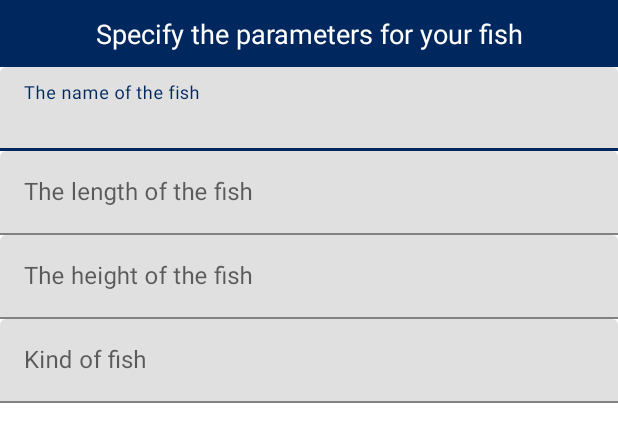
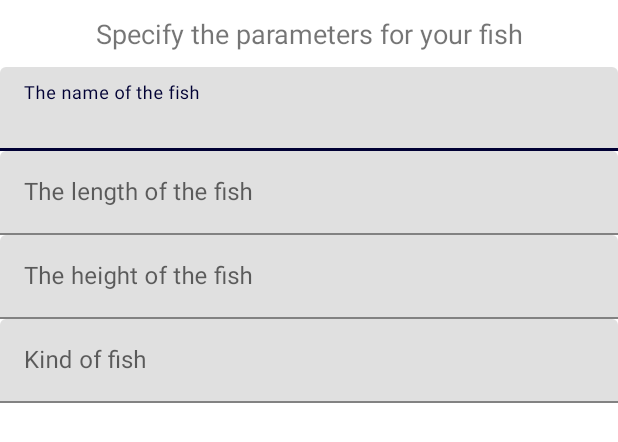
Before and after one commit to VolodyaRybakov/Test_app, an Android app: the layout add_fish_dialog.xml on its own in the app's theme, with its tools: preview values and no code run, on a phone screen of 412 x 824 dp. Shown: the top 442 px of the screen. Run offline under Robolectric (Android 15) with nearby library versions, the phone set to English and light mode, and no system bars.

Commit message:
change layouts

```diff
--- a/testapplication/src/main/res/layout/add_fish_dialog.xml
+++ b/testapplication/src/main/res/layout/add_fish_dialog.xml
@@ -1,8 +1,6 @@
 <?xml version="1.0" encoding="utf-8"?>
-<androidx.constraintlayout.widget.ConstraintLayout
-    xmlns:android="http://schemas.android.com/apk/res/android"
+<androidx.constraintlayout.widget.ConstraintLayout xmlns:android="http://schemas.android.com/apk/res/android"
     xmlns:app="http://schemas.android.com/apk/res-auto"
-    xmlns:tools="http://schemas.android.com/tools"
     android:layout_width="match_parent"
     android:layout_height="wrap_content">
 
@@ -13,8 +11,6 @@
         android:layout_height="wrap_content"
         android:gravity="center_horizontal"
         android:text="@string/input_fish_params"
-        android:background="@color/primaryColor"
-        android:textColor="@color/primaryTextColor"
         android:textSize="18sp"
         android:padding="10dp"
         app:layout_constraintEnd_toEndOf="parent"
@@ -30,7 +26,7 @@
         app:layout_constraintStart_toStartOf="parent"
         app:layout_constraintTop_toBottomOf="@+id/dialog_header">
 
-        <EditText
+        <com.google.android.material.textfield.TextInputEditText
             android:id="@+id/etFishName"
             android:layout_width="match_parent"
             android:layout_height="wrap_content"
@@ -46,7 +42,7 @@
         app:layout_constraintStart_toStartOf="parent"
         app:layout_constraintTop_toBottomOf="@+id/tilFishName">
 
-        <EditText
+        <com.google.android.material.textfield.TextInputEditText
             android:id="@+id/etFishLength"
             android:layout_width="match_parent"
             android:layout_height="wrap_content"
@@ -63,7 +59,7 @@
         app:layout_constraintStart_toStartOf="parent"
         app:layout_constraintTop_toBottomOf="@+id/tilFishLength">
 
-        <EditText
+        <com.google.android.material.textfield.TextInputEditText
             android:id="@+id/etFishHeigth"
             android:layout_width="match_parent"
             android:layout_height="wrap_content"
@@ -80,7 +76,7 @@
         app:layout_constraintStart_toStartOf="parent"
         app:layout_constraintTop_toBottomOf="@+id/tilFishHeigth">
 
-        <AutoCompleteTextView
+        <com.google.android.material.textfield.MaterialAutoCompleteTextView
             style="@style/Widget.MaterialComponents.AutoCompleteTextView.FilledBox"
             android:id="@+id/etFishKind"
             android:layout_width="match_parent"
--- a/testapplication/src/main/res/layout/fish_list_fragment.xml
+++ b/testapplication/src/main/res/layout/fish_list_fragment.xml
@@ -18,8 +18,9 @@
         android:layout_height="wrap_content"
         android:layout_marginEnd="8dp"
         android:layout_marginBottom="8dp"
-        android:backgroundTint="@color/primaryColor"
+        android:backgroundTint="@color/accent"
         android:clickable="true"
+        app:borderWidth="0dp"
         android:src="@android:drawable/ic_input_add"
         app:layout_constraintBottom_toBottomOf="parent"
         android:focusable="true"
--- a/testapplication/src/main/res/values/colors.xml
+++ b/testapplication/src/main/res/values/colors.xml
@@ -1,7 +1,7 @@
 <?xml version="1.0" encoding="utf-8"?>
-<resources>
+<resources xmlns:tools="http://schemas.android.com/tools">
 
-    <color name="primaryColor">#00275e</color>
+    <color name="primaryColor">#000034</color>
     <color name="primaryLightColor">#424242</color>
     <color name="primaryDarkColor">#000034</color>
 
@@ -14,4 +14,6 @@
     <color name="icons">#FFFFFF</color>
     <color name="divider">#BDBDBD</color>
 
+    <color name="mtrl_textinput_default_box_stroke_color" tools:override="true">#fff</color>
+
 </resources>
```
Also changed, not shown: testapplication/src/main/res/layout-land/calculate_water_fragment.xml (+20 -10 lines), testapplication/src/main/res/layout/calculate_water_fragment.xml (+17 -5 lines), testapplication/src/main/res/layout/list_item.xml (+8 -5 lines), testapplication/src/main/res/mipmap-xhdpi/ic_delete.png.
